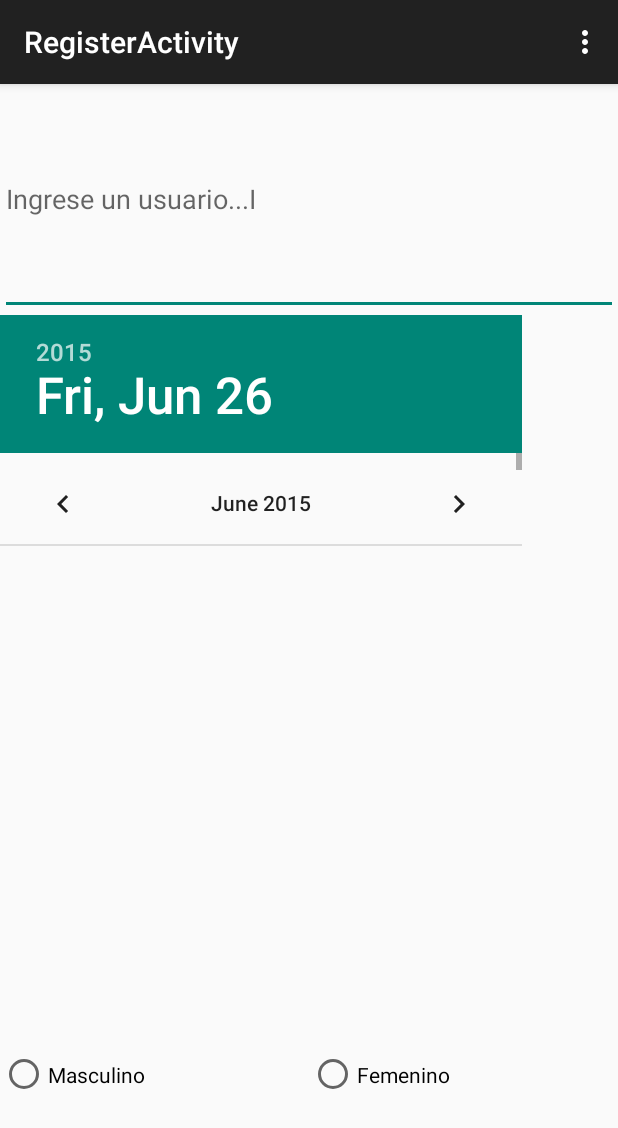
After one commit to Carlojo4/VacunApp, an Android app: the RegisterActivity screen opened directly, with no data from a screen before it, on a phone screen of 412 x 824 dp. The commit adds this screen. Shown: the top 1128 px of the screen. Run offline under Robolectric (Android 15) with nearby library versions, the phone set to English and light mode, and no system bars.

Commit message:
ahi vamos

```diff
--- a/app/src/main/AndroidManifest.xml
+++ b/app/src/main/AndroidManifest.xml
@@ -16,6 +16,10 @@
                 <category android:name="android.intent.category.LAUNCHER" />
             </intent-filter>
         </activity>
+        <activity
+            android:name=".RegisterActivity"
+            android:label="@string/title_activity_register" >
+        </activity>
     </application>
 
 </manifest>
--- /dev/null
+++ b/app/src/main/java/com/example/familia/vacunapp/RegisterActivity.java
@@ -0,0 +1,39 @@
+package com.example.familia.vacunapp;
+
+import android.support.v7.app.ActionBarActivity;
+import android.os.Bundle;
+import android.view.Menu;
+import android.view.MenuItem;
+
+
+public class RegisterActivity extends ActionBarActivity {
+
+    @Override
+    protected void onCreate(Bundle savedInstanceState) {
+        super.onCreate(savedInstanceState);
+        setContentView(R.layout.activity_register);
+    }
+
+
+    @Override
+    public boolean onCreateOptionsMenu(Menu menu) {
+        // Inflate the menu; this adds items to the action bar if it is present.
+        getMenuInflater().inflate(R.menu.menu_register, menu);
+        return true;
+    }
+
+    @Override
+    public boolean onOptionsItemSelected(MenuItem item) {
+        // Handle action bar item clicks here. The action bar will
+        // automatically handle clicks on the Home/Up button, so long
+        // as you specify a parent activity in AndroidManifest.xml.
+        int id = item.getItemId();
+
+        //noinspection SimplifiableIfStatement
+        if (id == R.id.action_settings) {
+            return true;
+        }
+
+        return super.onOptionsItemSelected(item);
+    }
+}
--- /dev/null
+++ b/app/src/main/res/layout/activity_register.xml
@@ -0,0 +1,57 @@
+<?xml version="1.0" encoding="utf-8"?>
+<LinearLayout xmlns:android="http://schemas.android.com/apk/res/android"
+    android:orientation="vertical" android:layout_width="match_parent"
+    android:layout_height="match_parent"
+    android:weightSum="50">
+
+    <EditText
+        android:layout_width="match_parent"
+        android:layout_height="match_parent"
+        android:hint="@string/username_hint"
+        android:layout_gravity="center"
+        android:layout_weight="10"
+        android:id="@+id/etuser"/>
+    <DatePicker
+        android:layout_weight="10"
+        android:id="@+id/date_picker"
+        android:layout_width="match_parent"
+        android:layout_height="match_parent" />
+    <RadioGroup
+        android:layout_width="match_parent"
+        android:layout_height="match_parent"
+        android:layout_weight="1.2"
+        android:weightSum="2"
+        android:orientation="horizontal"
+        android:clickable="true">
+        <RadioButton
+            android:layout_width="match_parent"
+            android:layout_height="match_parent"
+            android:id="@+id/rmasc"
+            android:text="@string/masc"
+            android:layout_marginTop="10dp"
+            android:layout_weight="1"
+            android:onClick="select_s"/>
+        <RadioButton
+            android:layout_width="match_parent"
+            android:layout_height="match_parent"
+            android:text="@string/fem"
+            android:id="@+id/rfem"
+            android:layout_marginTop="10dp"
+            android:layout_weight="1"
+            android:onClick="select_s"/>
+    </RadioGroup>
+    <EditText
+        android:layout_weight="1"
+        android:layout_width="match_parent"
+        android:layout_height="match_parent"
+        android:hint="@string/pass_hint"
+        android:layout_gravity="center"
+        android:inputType="textPassword"
+        android:id="@+id/etpass"/>
+    <Button
+        android:layout_weight="1.2"
+        android:layout_width="match_parent"
+        android:layout_height="match_parent"
+        android:text="@string/Register"/>
+
+</LinearLayout>
--- /dev/null
+++ b/app/src/main/res/menu/menu_register.xml
@@ -0,0 +1,7 @@
+<menu xmlns:android="http://schemas.android.com/apk/res/android"
+    xmlns:app="http://schemas.android.com/apk/res-auto"
+    xmlns:tools="http://schemas.android.com/tools"
+    tools:context="com.example.familia.vacunapp.RegisterActivity">
+    <item android:id="@+id/action_settings" android:title="@string/action_settings"
+        android:orderInCategory="100" app:showAsAction="never" />
+</menu>
--- a/app/src/main/res/values/strings.xml
+++ b/app/src/main/res/values/strings.xml
@@ -6,4 +6,11 @@
     <string name="Titulo">VacunApp</string>
     <string name="Login">Ingresar</string>
     <string name="Register">Registrarse</string>
+    <string name="username_hint">Ingrese un usuario...I</string>
+    <string name="pass_hint">Ingrese una clave ...I</string>
+    <string name="genero">Elija un género</string>
+    <string name="Fecha">Fecha de nacimiento</string>
+    <string name="masc">Masculino</string>
+    <string name="fem">Femenino</string>
+    <string name="title_activity_register">RegisterActivity</string>
 </resources>
```
